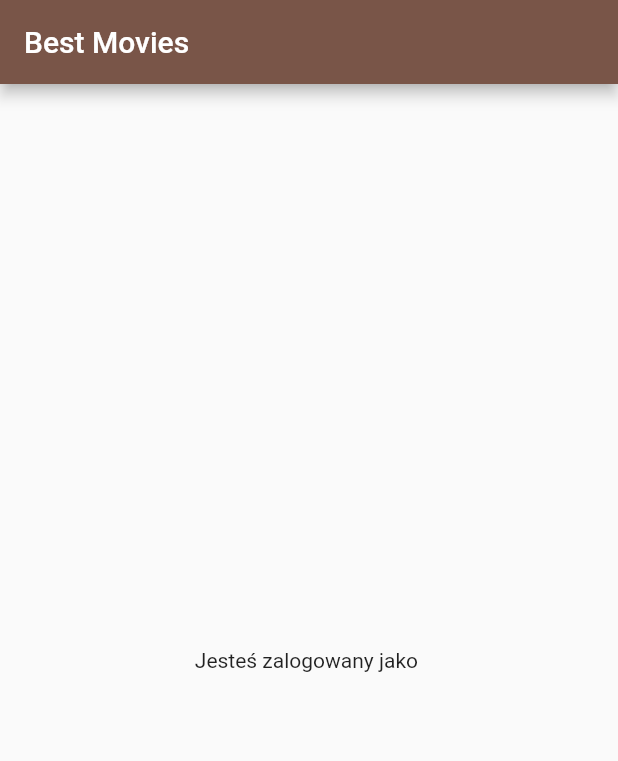
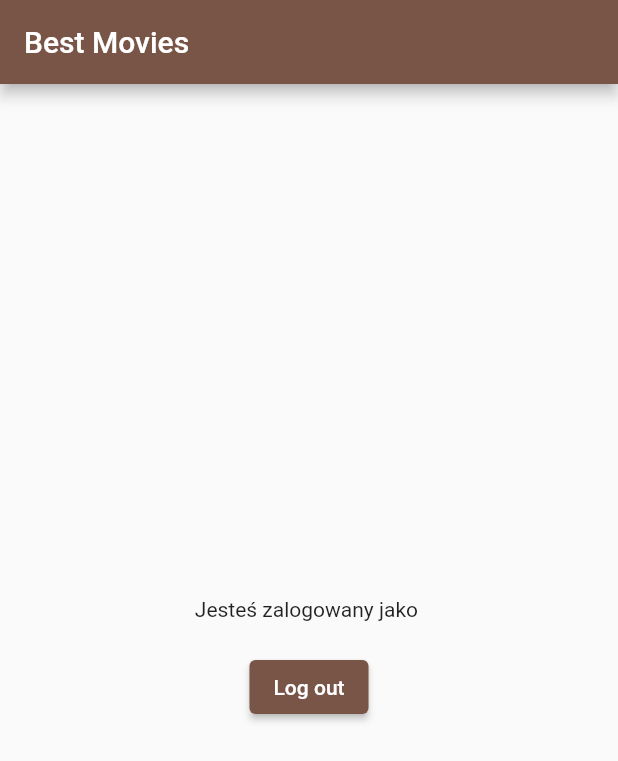
Before and after one commit to christopherwozniak/best_movies, a Flutter app: the screen it shows once a user with an empty profile is signed in, on a phone screen of 412 x 824 dp. Shown: the top 761 px of the screen. Run offline on Flutter 3.47's test engine with Material 2 defaults, Android fonts, the phone set to English and light mode, and no system bars; our stand-ins replace firebase_auth, firebase_core; accounts and stored records are empty.

Commit message:
Add log out button

```diff
--- a/lib/app/login/home_page.dart
+++ b/lib/app/login/home_page.dart
@@ -15,10 +15,24 @@ class HomePage extends StatelessWidget {
       appBar: AppBar(
         title: const Text('Best Movies'),
       ),
-      body: Center(
-        child: Text(
-          'Jesteś zalogowany jako ${user.email}',
-        ),
+      body: Column(
+        mainAxisAlignment: MainAxisAlignment.center,
+        children: [
+          Center(
+            child: Text(
+              'Jesteś zalogowany jako ${user.email}',
+            ),
+          ),
+          const SizedBox(
+            height: 20.0,
+          ),
+          ElevatedButton(
+            onPressed: () {
+              FirebaseAuth.instance.signOut();
+            },
+            child: const Text('Log out'),
+          ),
+        ],
       ),
     );
   }
```
Also changed, not shown: 4 other files.
